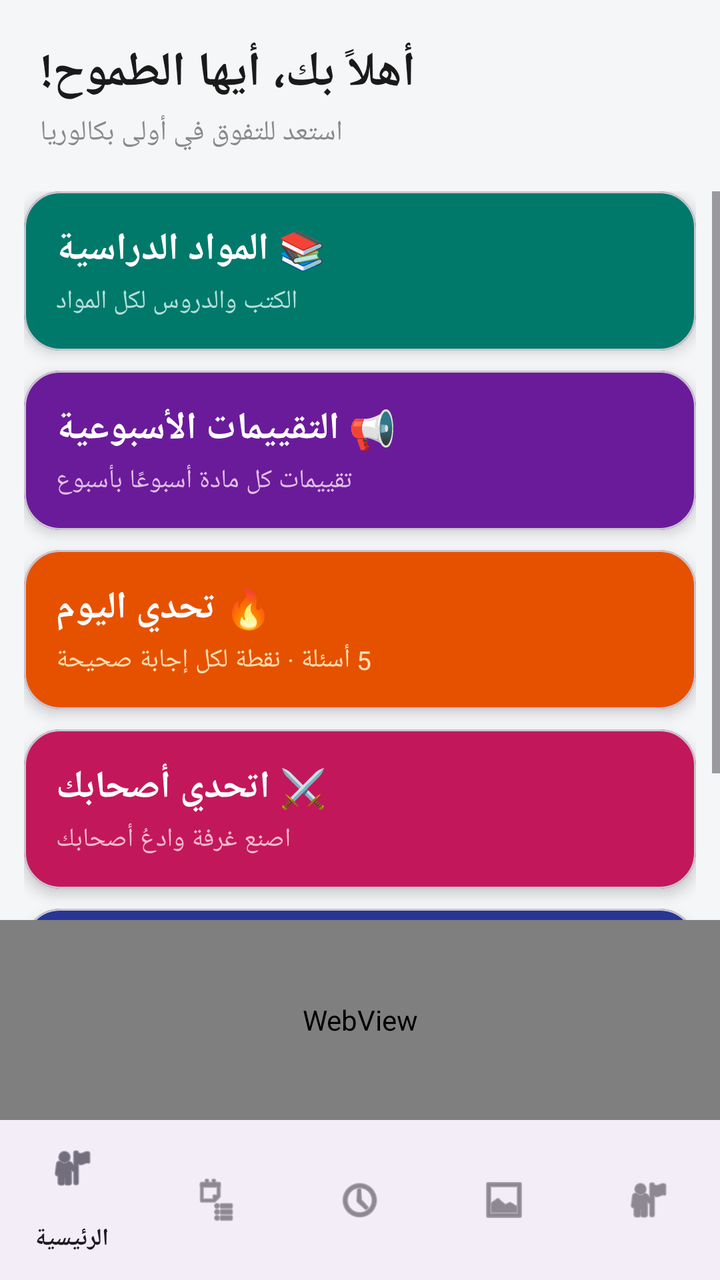
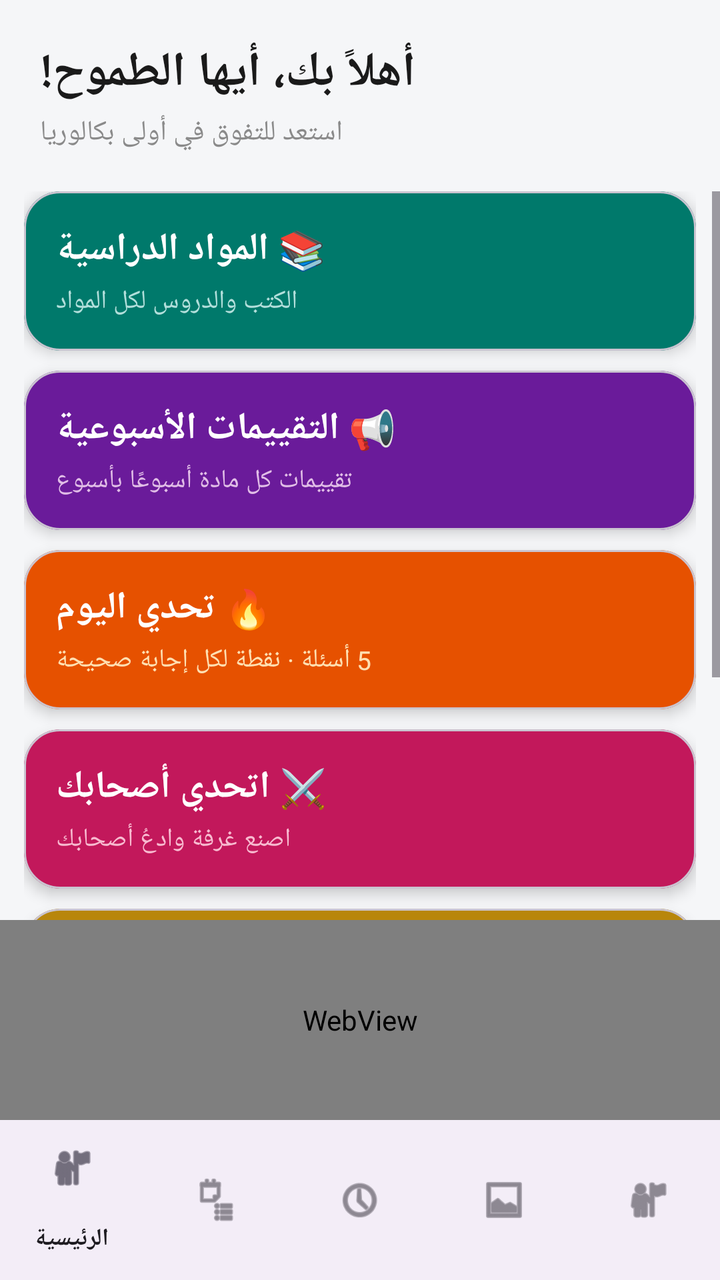

Compare the two renders of this Android layout. The source of the first and the diff that turns it into the second are given below.
<!-- AndroidManifest.xml: application theme Theme.1Bac -->
<!-- res/layout/activity_main.xml -->
<?xml version="1.0" encoding="utf-8"?>
<LinearLayout xmlns:android="http://schemas.android.com/apk/res/android"
    xmlns:app="http://schemas.android.com/apk/res-auto"
    android:layout_width="match_parent"
    android:layout_height="match_parent"
    android:orientation="vertical"
    android:id="@+id/main"
    android:background="@color/bg_gray">

    <LinearLayout
        android:layout_width="match_parent"
        android:layout_height="wrap_content"
        android:orientation="vertical"
        android:padding="20dp">

        <TextView
            android:layout_width="wrap_content"
            android:layout_height="wrap_content"
            android:text="أهلاً بك، أيها الطموح!"
            android:textSize="24sp"
            android:textStyle="bold"
            android:textColor="@color/text_dark" />

        <TextView
            android:layout_width="wrap_content"
            android:layout_height="wrap_content"
            android:layout_marginTop="4dp"
            android:text="استعد للتفوق في أولى بكالوريا"
            android:textSize="14sp"
            android:textColor="@color/text_gray" />
    </LinearLayout>

    <ScrollView
        android:layout_width="match_parent"
        android:layout_height="0dp"
        android:layout_weight="1">

        <LinearLayout
            android:layout_width="match_parent"
            android:layout_height="wrap_content"
            android:orientation="vertical"
            android:paddingStart="12dp"
            android:paddingEnd="12dp"
            android:paddingBottom="8dp">

            <com.google.android.material.card.MaterialCardView
                android:id="@+id/cardSubjects"
                android:layout_width="match_parent"
                android:layout_height="wrap_content"
                android:layout_marginBottom="10dp"
                app:cardCornerRadius="18dp"
                app:cardElevation="4dp"
                app:cardBackgroundColor="#00796B">
                <LinearLayout
                    android:layout_width="match_parent"
                    android:layout_height="wrap_content"
                    android:orientation="vertical"
                    android:padding="16dp">
                    <TextView
                        android:layout_width="wrap_content"
                        android:layout_height="wrap_content"
                        android:text="📚 المواد الدراسية"
                        android:textSize="19sp"
                        android:textStyle="bold"
                        android:textColor="#FFFFFF" />
                    <TextView
                        android:layout_width="wrap_content"
                        android:layout_height="wrap_content"
                        android:layout_marginTop="4dp"
                        android:text="الكتب والدروس لكل المواد"
                        android:textSize="13sp"
                        android:textColor="#B2DFDB" />
                </LinearLayout>
            </com.google.android.material.card.MaterialCardView>

            <com.google.android.material.card.MaterialCardView
                android:id="@+id/cardWeekly"
                android:layout_width="match_parent"
                android:layout_height="wrap_content"
                android:layout_marginBottom="10dp"
                app:cardCornerRadius="18dp"
                app:cardElevation="4dp"
                app:cardBackgroundColor="#6A1B9A">
                <LinearLayout
                    android:layout_width="match_parent"
                    android:layout_height="wrap_content"
                    android:orientation="vertical"
                    android:padding="16dp">
                    <TextView
                        android:layout_width="wrap_content"
                        android:layout_height="wrap_content"
                        android:text="📢 التقييمات الأسبوعية"
                        android:textSize="19sp"
                        android:textStyle="bold"
                        android:textColor="#FFFFFF" />
                    <TextView
                        android:layout_width="wrap_content"
                        android:layout_height="wrap_content"
                        android:layout_marginTop="4dp"
                        android:text="تقييمات كل مادة أسبوعًا بأسبوع"
                        android:textSize="13sp"
                        android:textColor="#E1BEE7" />
                </LinearLayout>
            </com.google.android.material.card.MaterialCardView>

            <com.google.android.material.card.MaterialCardView
                android:id="@+id/cardDailyChallenge"
                android:layout_width="match_parent"
                android:layout_height="wrap_content"
                android:layout_marginBottom="10dp"
                app:cardCornerRadius="18dp"
                app:cardElevation="4dp"
                app:cardBackgroundColor="#E65100">
                <LinearLayout
                    android:layout_width="match_parent"
                    android:layout_height="wrap_content"
                    android:orientation="vertical"
                    android:padding="16dp">
                    <TextView
                        android:layout_width="wrap_content"
                        android:layout_height="wrap_content"
                        android:text="🔥 تحدي اليوم"
                        android:textSize="19sp"
                        android:textStyle="bold"
                        android:textColor="#FFFFFF" />
                    <TextView
                        android:id="@+id/tvDailySub"
                        android:layout_width="wrap_content"
                        android:layout_height="wrap_content"
                        android:layout_marginTop="4dp"
                        android:text="5 أسئلة · نقطة لكل إجابة صحيحة"
                        android:textSize="13sp"
                        android:textColor="#FFE0B2" />
                </LinearLayout>
            </com.google.android.material.card.MaterialCardView>

            <com.google.android.material.card.MaterialCardView
                android:id="@+id/cardFriends"
                android:layout_width="match_parent"
                android:layout_height="wrap_content"
                android:layout_marginBottom="10dp"
                app:cardCornerRadius="18dp"
                app:cardElevation="4dp"
                app:cardBackgroundColor="#C2185B">
                <LinearLayout
                    android:layout_width="match_parent"
                    android:layout_height="wrap_content"
                    android:orientation="vertical"
                    android:padding="16dp">
                    <TextView
                        android:layout_width="wrap_content"
                        android:layout_height="wrap_content"
                        android:text="⚔️ اتحدي أصحابك"
                        android:textSize="19sp"
                        android:textStyle="bold"
                        android:textColor="#FFFFFF" />
                    <TextView
                        android:layout_width="wrap_content"
                        android:layout_height="wrap_content"
                        android:layout_marginTop="4dp"
                        android:text="اصنع غرفة وادعُ أصحابك"
                        android:textSize="13sp"
                        android:textColor="#F8BBD0" />
                </LinearLayout>
            </com.google.android.material.card.MaterialCardView>

            <com.google.android.material.card.MaterialCardView
                android:id="@+id/cardMonthly"
                android:layout_width="match_parent"
                android:layout_height="wrap_content"
                android:layout_marginBottom="10dp"
                app:cardCornerRadius="18dp"
                app:cardElevation="4dp"
                app:cardBackgroundColor="#283593">
                <LinearLayout
                    android:layout_width="match_parent"
                    android:layout_height="wrap_content"
                    android:orientation="vertical"
                    android:padding="16dp">
                    <TextView
                        android:layout_width="wrap_content"
                        android:layout_height="wrap_content"
                        android:text="🏆 المسابقة الشهرية"
                        android:textSize="19sp"
                        android:textStyle="bold"
                        android:textColor="#FFFFFF" />
                    <TextView
                        android:id="@+id/tvMyRank"
                        android:layout_width="wrap_content"
                        android:layout_height="wrap_content"
                        android:layout_marginTop="4dp"
                        android:text="اضغط للتفاصيل"
                        android:textSize="13sp"
                        android:textColor="#C5CAE9" />
                </LinearLayout>
            </com.google.android.material.card.MaterialCardView>

        </LinearLayout>
    </ScrollView>

    <WebView
        android:id="@+id/adWebView"
        android:layout_width="match_parent"
        android:layout_height="100dp" />

    <com.google.android.material.bottomnavigation.BottomNavigationView
        android:id="@+id/bottomNav"
        android:layout_width="match_parent"
        android:layout_height="wrap_content"
        app:menu="@menu/bottom_nav_menu" />

</LinearLayout>
<!-- resources referenced by this layout -->
<resources>
  <color name="bg_gray">#F5F6F8</color>
  <color name="text_dark">#1A1A1A</color>
  <color name="text_gray">#8A8A8A</color>
  <style name="Theme.1Bac" parent="Base.Theme.1Bac" />
  <style name="Base.Theme.1Bac" parent="Theme.Material3.DayNight.NoActionBar">
          
          
      </style>
</resources>

<!-- the commit's change to res/layout/activity_main.xml (unified diff, before → after) -->
@@ -163,6 +163,35 @@
                         android:textColor="#F8BBD0" />
                 </LinearLayout>
             </com.google.android.material.card.MaterialCardView>
+                        <com.google.android.material.card.MaterialCardView
+                android:id="@+id/cardHonors"
+                android:layout_width="match_parent"
+                android:layout_height="wrap_content"
+                android:layout_marginBottom="10dp"
+                app:cardCornerRadius="18dp"
+                app:cardElevation="4dp"
+                app:cardBackgroundColor="#B8860B">
+                <LinearLayout
+                    android:layout_width="match_parent"
+                    android:layout_height="wrap_content"
+                    android:orientation="vertical"
+                    android:padding="16dp">
+                    <TextView
+                        android:layout_width="wrap_content"
+                        android:layout_height="wrap_content"
+                        android:text="🏅 تكريماتي"
+                        android:textSize="19sp"
+                        android:textStyle="bold"
+                        android:textColor="#FFFFFF" />
+                    <TextView
+                        android:layout_width="wrap_content"
+                        android:layout_height="wrap_content"
+                        android:layout_marginTop="4dp"
+                        android:text="شهادات التقدير من مدرسيك"
+                        android:textSize="13sp"
+                        android:textColor="#FFF8E1" />
+                </LinearLayout>
+            </com.google.android.material.card.MaterialCardView>
 
             <com.google.android.material.card.MaterialCardView
                 android:id="@+id/cardMonthly"
